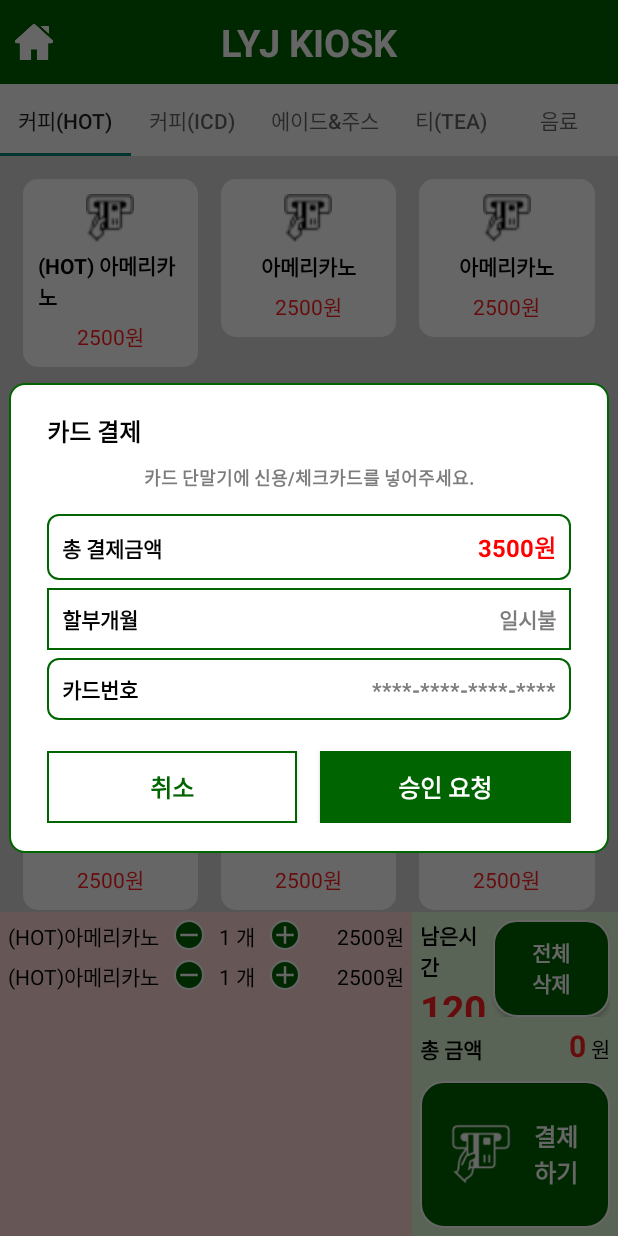
After one commit to yjlee9909/Kiosk_prj, an Android app: the fragment payCardDialog placed in its activity, on a phone screen of 412 x 824 dp. The commit adds this screen. Run offline under Robolectric (Android 15) with nearby library versions, the phone set to English and light mode, and no system bars.

Commit message:
카드 결제 다이얼로그 연결

```diff
--- a/app/src/main/java/com/androidexlyj/lyj_kiosk/MainActivity.kt
+++ b/app/src/main/java/com/androidexlyj/lyj_kiosk/MainActivity.kt
@@ -9,6 +9,7 @@ import android.view.View
 import android.view.ViewGroup
 import android.widget.Button
 import android.widget.ImageButton
+import android.widget.LinearLayout
 import android.widget.TableLayout
 import android.widget.Toast
 import androidx.constraintlayout.widget.Placeholder
@@ -25,6 +26,7 @@ class MainActivity : AppCompatActivity() {
     lateinit var viewPager2: ViewPager2
 
     lateinit var lyj_cardBtn: Button
+    lateinit var lyj_payBtn: LinearLayout
 
     // 리스트 추가
     private val fragments = listOf(
@@ -38,9 +40,14 @@ class MainActivity : AppCompatActivity() {
         title = "LYJ KIOSK"
 
         lyj_goHome = findViewById<ImageButton>(R.id.lyj_goHome)
+        lyj_payBtn = findViewById<LinearLayout>(R.id.lyj_payBtn)
         lyj_goHome.setOnClickListener {
             val intent = Intent(this, LoadingActivity::class.java)
             startActivity(intent)
+        }
+        lyj_payBtn.setOnClickListener {
+            val dialog = payCardDialog()
+            dialog.show(this.supportFragmentManager, "CustomDialog")
         }
 
         // 초기화
--- /dev/null
+++ b/app/src/main/java/com/androidexlyj/lyj_kiosk/payCardDialog.kt
@@ -0,0 +1,51 @@
+package com.androidexlyj.lyj_kiosk
+
+import android.app.Dialog
+import android.graphics.Color
+import android.graphics.drawable.ColorDrawable
+import android.os.Bundle
+import android.view.*
+import android.widget.Button
+import android.widget.LinearLayout
+import androidx.fragment.app.DialogFragment
+
+class payCardDialog : DialogFragment() {
+//    private var _binding: DialogLayoutBinding? = null
+//    private val binding get() = _binding!!
+    override fun onCreateView(
+        inflater: LayoutInflater,
+        container: ViewGroup?,
+        savedInstanceState: Bundle?
+    ): View? {
+        val view = inflater.inflate(R.layout.dialog_card, container, false)
+        /*val lyj_optionDel = view.findViewById<Button>(R.id.lyj_o*//**//*ptionDel)*/
+        val lyj_approveBtn = view.findViewById<Button>(R.id.lyj_approveBtn)
+
+        val params: WindowManager.LayoutParams = dialog?.window?.attributes as WindowManager.LayoutParams
+        params.width = WindowManager.LayoutParams.MATCH_PARENT
+        params.height = WindowManager.LayoutParams.MATCH_PARENT
+        dialog?.window?.attributes = params
+        dialog?.window?.setBackgroundDrawable(ColorDrawable(Color.TRANSPARENT))
+    dialog?.setCancelable(true)
+
+
+
+
+        /*lyj_optionDel.setOnClickListener {
+            dismiss()
+        }*/
+
+    lyj_approveBtn.setOnClickListener {
+            dismiss()
+        }
+
+        return view
+    }
+    /*override fun onDestroyView() {
+        super.onDestroyView()
+        _binding = null
+    }*/
+
+
+
+}
--- a/app/src/main/res/layout/activity_main.xml
+++ b/app/src/main/res/layout/activity_main.xml
@@ -308,6 +308,7 @@
                     <!--                        android:textSize="14dp"/>-->
                     <!--                    <div> 아이콘 제작자 <a href="https://www.flaticon.com/kr/authors/smashingstocks" title="smashingstocks"> smashingstocks </a> from <a href="https://www.flaticon.com/kr/" title="Flaticon">www.flaticon.com'</a></div>-->
                     <LinearLayout
+                        android:id="@+id/lyj_payBtn"
                         android:layout_width="match_parent"
                         android:layout_height="match_parent"
                         android:background="@drawable/round_button"
--- a/app/src/main/res/layout/dialog_card.xml
+++ b/app/src/main/res/layout/dialog_card.xml
@@ -152,7 +152,7 @@
             android:layout_marginRight="15dp"
             android:text="취소"/>
         <Button
-            android:id="@+id/lyj_optionCart"
+            android:id="@+id/lyj_approveBtn"
             android:layout_width="0dp"
             android:layout_weight="1"
             android:layout_height="wrap_content"
```
